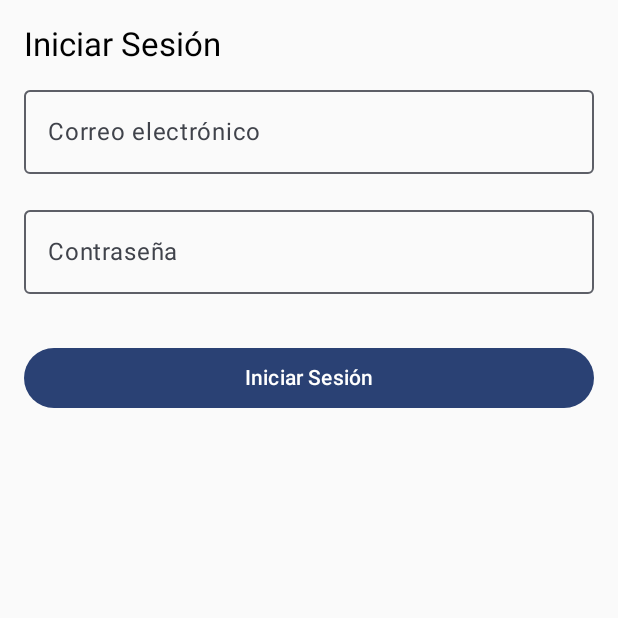
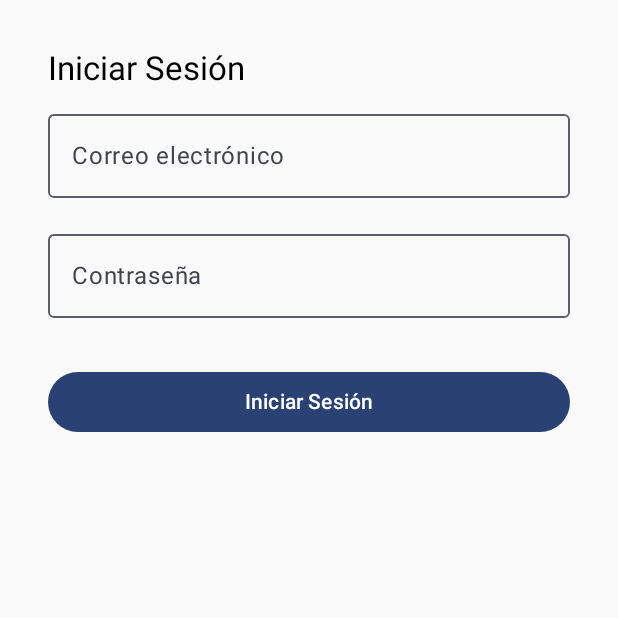
Before and after one commit to rcgv33/AppDPA001, an Android app built with Jetpack Compose: the LoginScreen screen opened through its navigation route, on a phone screen of 412 x 824 dp, the top half of it. Run offline under Robolectric (Android 15) with nearby library versions, the phone set to English and light mode, and no system bars; pictures from the network do not load.

Commit message:
feat: Implement navigation drawer and permissions screen
Adds a navigation drawer to the app and a new screen for handling gallery permissions.

- Implements a `DrawerScaffold` composable with a `ModalNavigationDrawer` and `TopAppBar`.
- Integrates the `DrawerScaffold` into `AppNavGraph` for the `home`, `permissions`, and `favorites` routes.
- Adds new navigation routes for "permissions" and "favorites".
- Creates `GalleryPermissionScreen` to request `READ_MEDIA_IMAGES` permission and allow users to select an image from the gallery.
- Adds the `READ_MEDIA_IMAGES` permission to `AndroidManifest.xml`.
- Increases padding in `LoginScreen` for better layout.

```diff
--- a/app/src/main/AndroidManifest.xml
+++ b/app/src/main/AndroidManifest.xml
@@ -2,6 +2,7 @@
 <manifest xmlns:android="http://schemas.android.com/apk/res/android"
     xmlns:tools="http://schemas.android.com/tools">
     <uses-permission android:name="android.permission.INTERNET" />
+    <uses-permission android:name="android.permission.READ_MEDIA_IMAGES"/>
 
 
     <application
--- a/app/src/main/java/com/example/appdpa001/presentation/auth/LoginScreen.kt
+++ b/app/src/main/java/com/example/appdpa001/presentation/auth/LoginScreen.kt
@@ -27,7 +27,7 @@ fun LoginScreen(navController: NavController){
     var password by remember { mutableStateOf("") }
 
     Column(
-        modifier = Modifier.padding(16.dp)
+        modifier = Modifier.padding(32.dp)
     ){
         Text("Iniciar Sesión", style = MaterialTheme.typography.titleLarge)
 
--- a/app/src/main/java/com/example/appdpa001/presentation/home/HomeScreen.kt
+++ b/app/src/main/java/com/example/appdpa001/presentation/home/HomeScreen.kt
@@ -53,6 +53,7 @@ fun HomeScreen() {
                             modifier = Modifier.size(64.dp).padding(end = 16.dp)
                             )
                         Column{
+                            Spacer(modifier = Modifier.height(8.dp))
                             Text(country.name, style = MaterialTheme.typography.titleMedium)
                             Text(country.ranking.toString(), style = MaterialTheme.typography.bodyMedium)
 
--- a/app/src/main/java/com/example/appdpa001/presentation/navigation/AppNavGraph.kt
+++ b/app/src/main/java/com/example/appdpa001/presentation/navigation/AppNavGraph.kt
@@ -1,5 +1,6 @@
 package com.example.appdpa001.presentation.navigation
 
+import androidx.compose.material3.Text
 import androidx.compose.runtime.Composable
 import androidx.navigation.compose.NavHost
 import androidx.navigation.compose.composable
@@ -7,16 +8,30 @@ import androidx.navigation.compose.rememberNavController
 import com.example.appdpa001.presentation.auth.LoginScreen
 import com.example.appdpa001.presentation.auth.RegisterScreen
 import com.example.appdpa001.presentation.home.HomeScreen
+import com.example.appdpa001.presentation.permissions.GalleryPermissionScreen
 
 @Composable
-fun AppNavGraph(){
+fun AppNavGraph() {
     val navController = rememberNavController()
 
     NavHost(navController = navController, startDestination = "home")
     {
-        composable(route = "register"){RegisterScreen(navController)}
-        composable(route = "login"){LoginScreen(navController)}
-        composable(route = "home"){HomeScreen()}
+        composable(route = "register") { RegisterScreen(navController) }
+        composable(route = "login") { LoginScreen(navController) }
+        composable(route = "home") {
+            DrawerScaffold(navController) {
+                HomeScreen()
+            }
+        }
+        composable(route = "permissions") {
+            DrawerScaffold(navController) {
+                GalleryPermissionScreen()
+            }
+        }
+        composable(route = "favorites") {
+            DrawerScaffold(navController) {
+                Text(text = "Proximamente pantalla favoritos")
+            }
+        }
     }
-
 }
--- /dev/null
+++ b/app/src/main/java/com/example/appdpa001/presentation/navigation/DrawerScaffold.kt
@@ -0,0 +1,90 @@
+package com.example.appdpa001.presentation.navigation
+
+import androidx.compose.foundation.layout.Box
+import androidx.compose.foundation.layout.Spacer
+import androidx.compose.foundation.layout.height
+import androidx.compose.foundation.layout.padding
+import androidx.compose.material.icons.Icons
+import androidx.compose.material.icons.filled.Menu
+import androidx.compose.material3.DrawerValue
+import androidx.compose.material3.ExperimentalMaterial3Api
+import androidx.compose.material3.HorizontalDivider
+import androidx.compose.material3.Icon
+import androidx.compose.material3.IconButton
+import androidx.compose.material3.ModalDrawerSheet
+import androidx.compose.material3.ModalNavigationDrawer
+import androidx.compose.material3.NavigationDrawerItem
+import androidx.compose.material3.Scaffold
+import androidx.compose.material3.Text
+import androidx.compose.material3.TopAppBar
+import androidx.compose.material3.rememberDrawerState
+import androidx.compose.runtime.Composable
+import androidx.compose.runtime.rememberCoroutineScope
+import androidx.compose.ui.Modifier
+import androidx.compose.ui.unit.dp
+import androidx.navigation.NavController
+import kotlinx.coroutines.launch
+
+@OptIn(ExperimentalMaterial3Api::class)
+@Composable
+fun DrawerScaffold(navController: NavController, content: @Composable () -> Unit) {
+    val drawerState = rememberDrawerState(DrawerValue.Closed)
+    val scope = rememberCoroutineScope()
+
+    ModalNavigationDrawer(
+        drawerState = drawerState,
+        drawerContent = {
+            ModalDrawerSheet {
+                Spacer(Modifier.height(12.dp))
+                Text("Menu", modifier = Modifier.padding(16.dp))
+                HorizontalDivider()
+
+                NavigationDrawerItem(
+                    label = { Text("Inicio") },
+                    selected = false,
+                    onClick = {
+                        navController.navigate("home")
+                        scope.launch { drawerState.close() }
+                    }
+
+                )
+                NavigationDrawerItem(
+                    label = { Text("Permisos") },
+                    selected = false,
+                    onClick = {
+                        navController.navigate("permissions")
+                        scope.launch { drawerState.close() }
+                    }
+                )
+                NavigationDrawerItem(
+                    label = { Text("Favoritos") },
+                    selected = false,
+                    onClick = {
+                        navController.navigate("favorites")
+                        scope.launch { drawerState.close() }
+                    }
+                )
+            }
+
+        }
+    ) {
+        Scaffold(
+            topBar = {
+                TopAppBar(
+                    title = { Text("App DPA001") },
+                    navigationIcon = {
+                        IconButton(onClick = {
+                            scope.launch { drawerState.open() }
+                        }) {
+                            Icon(Icons.Default.Menu, contentDescription = "Menu")
+                        }
+                    }
+                )
+            }
+        ) { paddingValues ->
+            Box(modifier = Modifier.padding(paddingValues)) {
+                content()
+            }
+        }
+    }
+}
```
Also changed, not shown: app/src/main/java/com/example/appdpa001/presentation/permissions/GalleryPermissionScreen.kt (added, +95 -0 lines).
